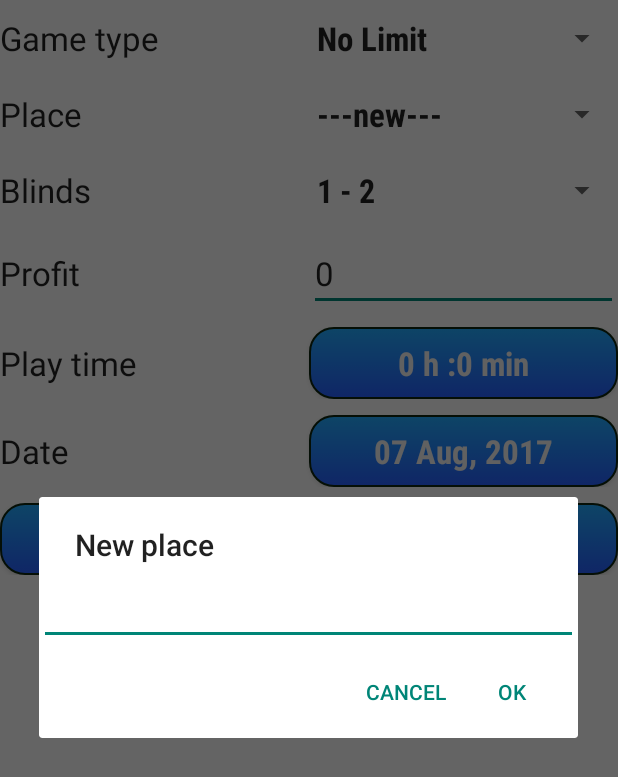
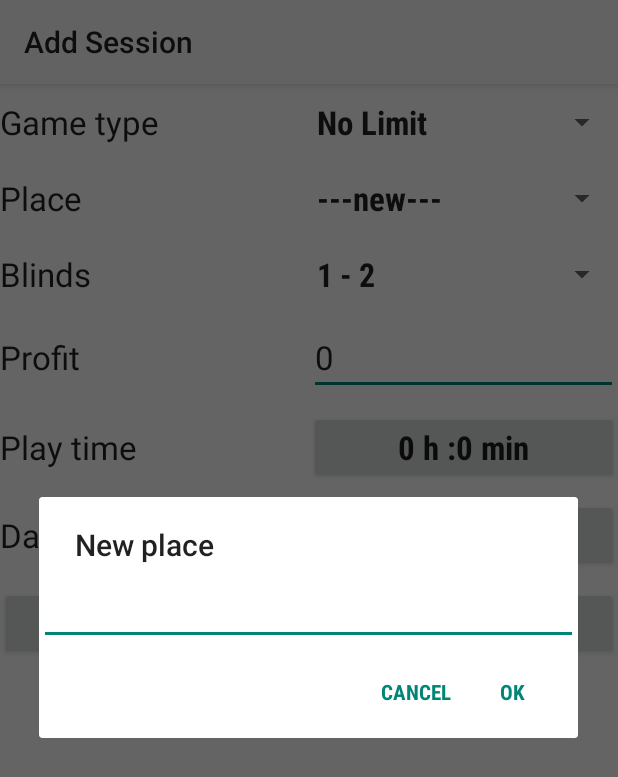
Before and after one commit to torgammelgard/poker-trax, an Android app: the AddSessionActivity screen opened directly, with no data from a screen before it, on a phone screen of 412 x 824 dp. Shown: the top 777 px of the screen. Run offline under Robolectric (Android 15) with nearby library versions, the phone set to English and light mode, and no system bars.

Commit message:
Switched theme to Material Light
(cherry picked from commit 0d883d2)

```diff
--- a/app/build.gradle
+++ b/app/build.gradle
@@ -8,7 +8,7 @@ android {
 
     defaultConfig {
         applicationId "se.torgammelgard.pokertrax"
-        minSdkVersion 16
+        minSdkVersion 17
         targetSdkVersion 26
         versionCode 1
         versionName "1.0"
--- a/app/src/main/AndroidManifest.xml
+++ b/app/src/main/AndroidManifest.xml
@@ -9,12 +9,12 @@
         android:allowBackup="true"
         android:icon="@drawable/ic_launcher"
         android:label="@string/app_name"
-        android:theme="@style/AppTheme"
+        android:theme="@style/AppThemeLight"
         android:supportsRtl="true">
 
         <activity
             android:name=".activities.TabMain_FragmentActivity"
-            android:label="@string/app_name" >
+            android:label="@string/app_name">
             <intent-filter>
                 <action android:name="android.intent.action.MAIN" />
 
--- a/app/src/main/res/values-v21/styles.xml
+++ b/app/src/main/res/values-v21/styles.xml
@@ -1,7 +1,16 @@
 <?xml version="1.0" encoding="utf-8"?>
 <resources>
-    <style name="AppTheme" parent="AppTheme.Base">
 
+    <style name="AppThemeLight" parent="android:Theme.Material.Light">
+        <item name="android:buttonStyle">@style/MyButtonStyle</item>
+    </style>
 
+    <style name="MyButtonStyle" parent="android:Widget.Material.Button">
+        <item name="android:fontFamily">"sans-serif-condensed"</item>
+        <item name="android:textStyle">bold</item>
+        <item name="android:padding">5dp</item>
+        <item name="android:layout_width">match_parent</item>
+        <item name="android:layout_height">wrap_content</item>
+        <item name="android:textAppearance">?android:attr/textAppearanceLarge</item>
     </style>
 </resources>
--- a/app/src/main/res/values/colors.xml
+++ b/app/src/main/res/values/colors.xml
@@ -1,4 +1,5 @@
 <?xml version="1.0" encoding="utf-8"?>
 <resources>
-    <color name="primary_material_light">#d42828</color>
+    <!--<color name="primary_material_light">#d42828</color>-->
+    <color name="primary_material_dark">#df6d6d</color>
 </resources>
```
Also changed, not shown: app/src/main/res/layout/activity_main.xml (+8 -5 lines), app/src/main/res/values/styles.xml (+8 -4 lines).
